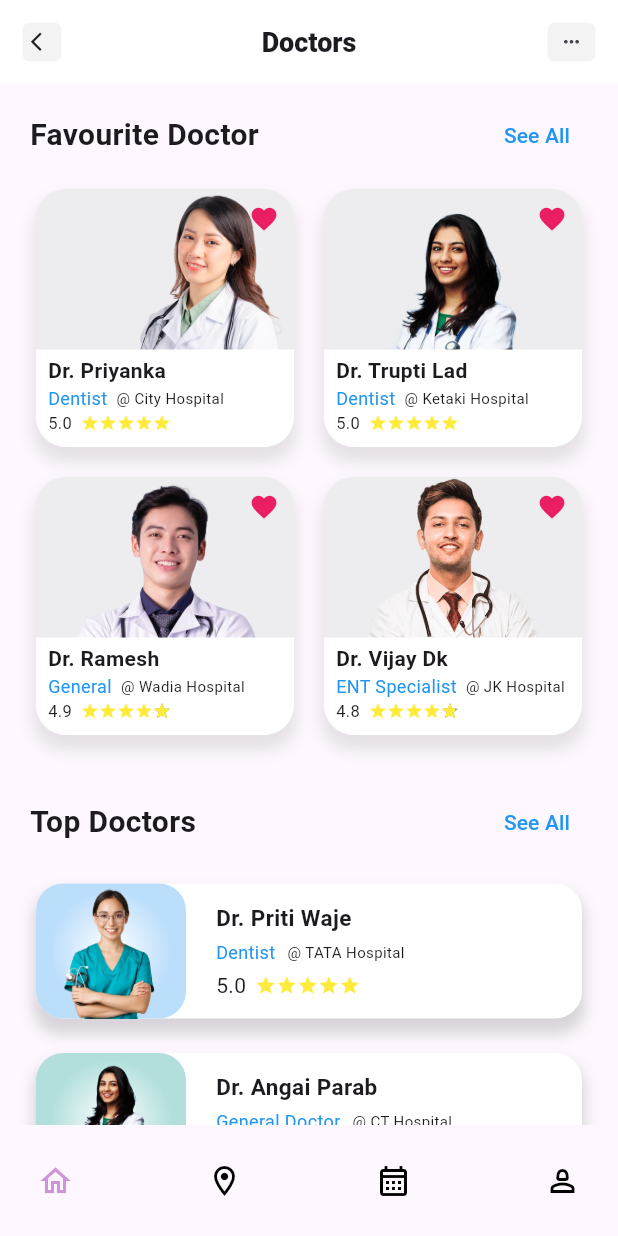
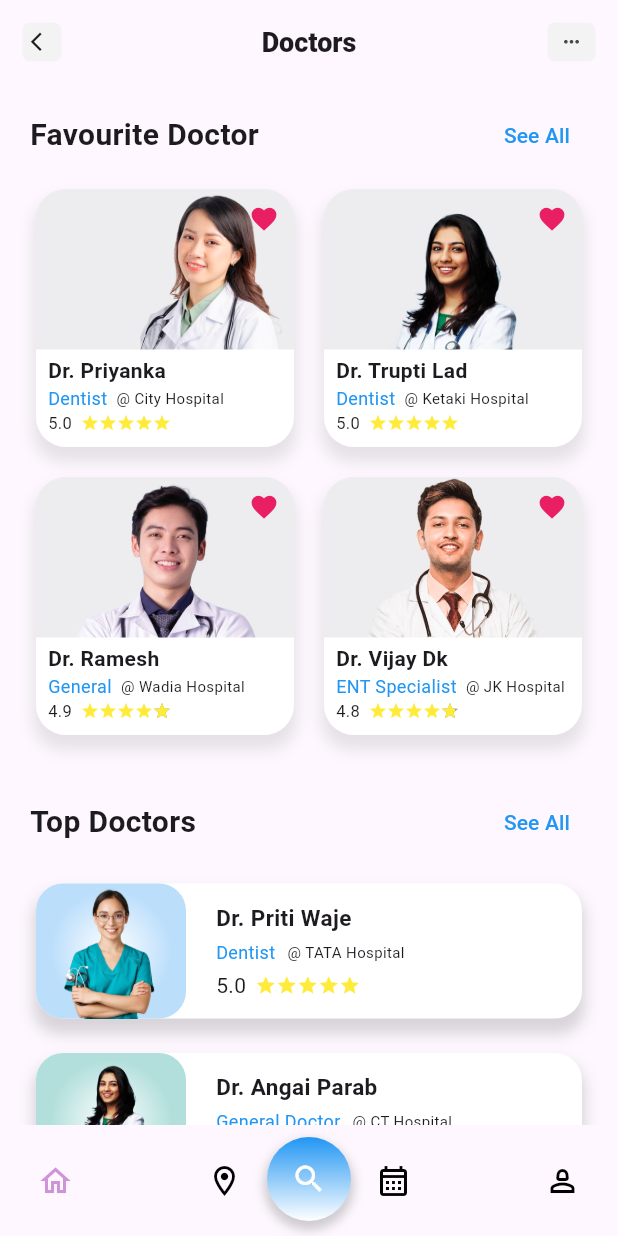
Before and after one commit to shristy9798/Assessment, a Flutter app: the screen it shows after launch, on a phone screen of 412 x 824 dp. Run offline on Flutter 3.47's test engine with Material 3 defaults, Android fonts, the phone set to English and light mode, and no system bars; drawn by our look-alikes of flutter_rating_bar, google_nav_bar.

Commit message:
navigation

```diff
--- a/lib/Screens/homepage.dart
+++ b/lib/Screens/homepage.dart
@@ -17,7 +17,8 @@ class _HomeState extends State<Home> {
   @override
   Widget build(BuildContext context) {
     return Scaffold(
-      bottomNavigationBar: GNav(
+      bottomNavigationBar: Stack(children: [
+        GNav(
           tabs: [
             GButton(
               icon: Icons.home_outlined,
@@ -37,6 +38,42 @@ class _HomeState extends State<Home> {
             )
           ],
         ),
+        Positioned(
+          bottom: 0,
+          left: 0,
+          right: 0,
+          child: Container(
+            alignment: Alignment.bottomCenter,
+            margin: EdgeInsets.symmetric(horizontal: 20, vertical: 10),
+            decoration: BoxDecoration(
+              gradient: LinearGradient(
+                colors: [Colors.blue, Colors.white], // Gradient colors
+                begin: Alignment.topCenter,
+                end: Alignment.bottomCenter,
+              ),
+              shape: BoxShape.circle,
+              boxShadow: [
+                BoxShadow(
+                  color: Colors.grey.withOpacity(0.5),
+                  spreadRadius: 2,
+                  blurRadius: 5,
+                  offset: Offset(0, 4), // changes position of shadow
+                ),
+              ],
+            ),
+            child: FloatingActionButton(
+              backgroundColor:
+                  Colors.transparent, // Set background color as transparent
+              elevation: 0, // Remove default elevation
+              shape: CircleBorder(),
+              onPressed: () {
+                // Add your action here
+              },
+              child: Icon(Icons.search, color: Colors.white),
+            ),
+          ),
+        ),
+      ]),
       appBar: AppBar(
         leading: Padding(
             padding: const EdgeInsets.all(15),
@@ -86,7 +123,7 @@ class _HomeState extends State<Home> {
             ),
           ),
         ],
-        backgroundColor: Colors.white,
+        backgroundColor: Colors.transparent,
         elevation: 0,
       ),
       body: SingleChildScrollView(
@@ -142,8 +179,7 @@ class _HomeState extends State<Home> {
                                   color: Colors.grey.withOpacity(0.25),
                                   spreadRadius: 2,
                                   blurRadius: 8,
-                                  offset: const Offset(
-                                      0, 8),
+                                  offset: const Offset(0, 8),
                                 ),
                               ],
                             ),
```
Lines whose indentation alone changed are shown as unchanged.
